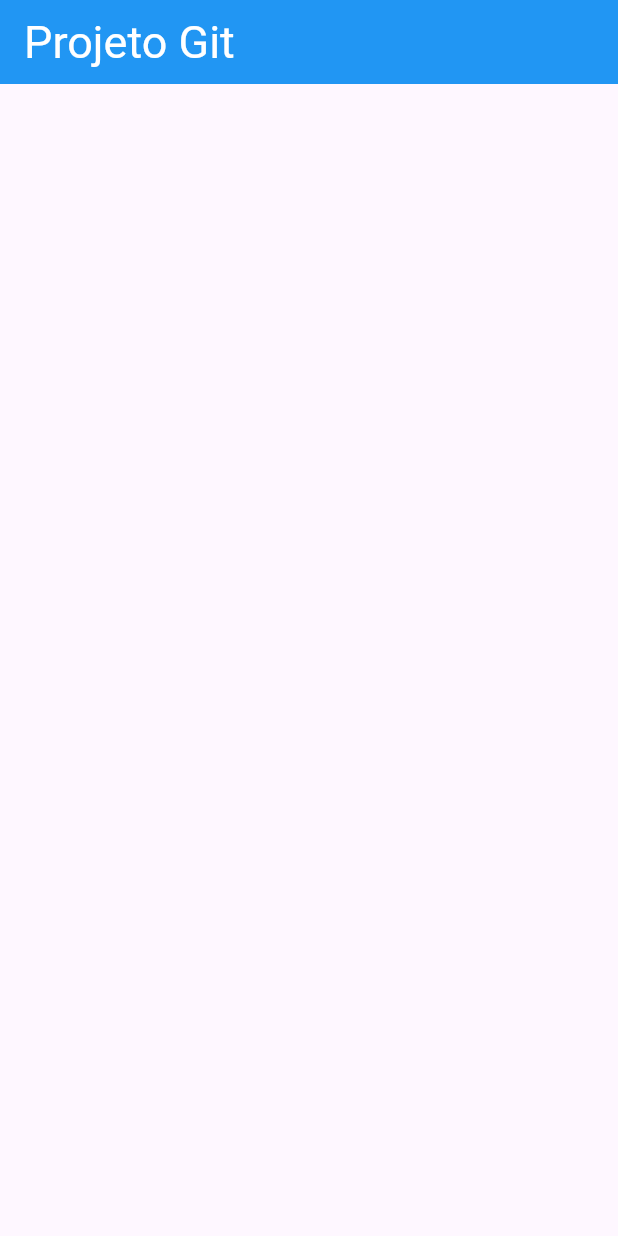
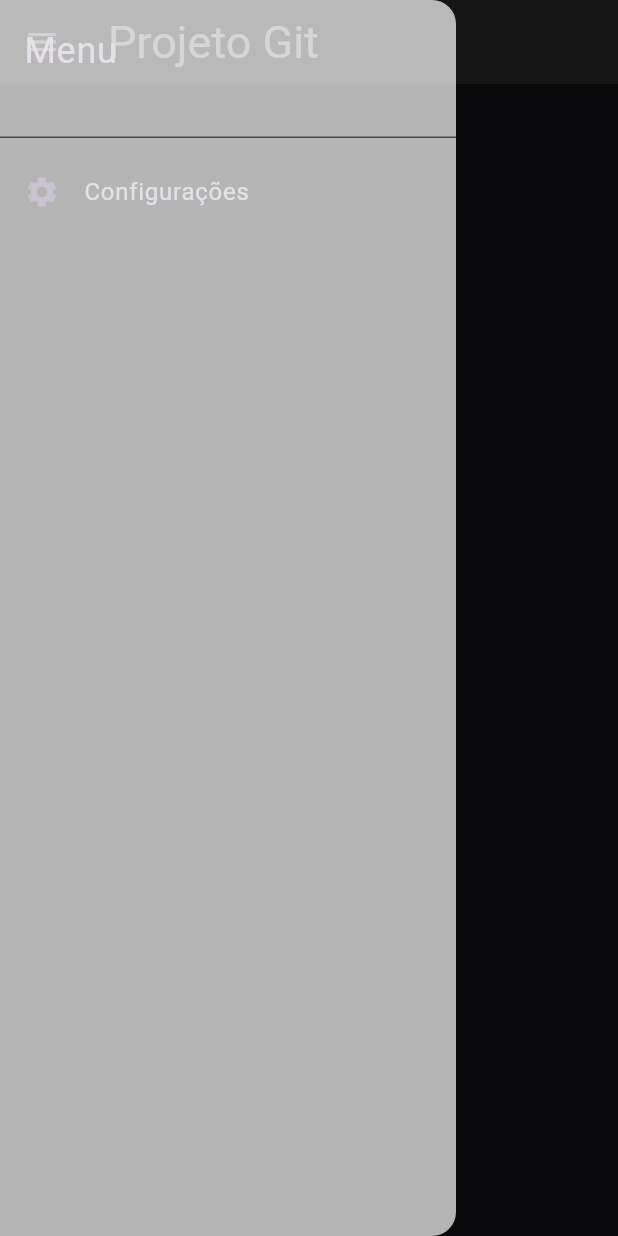
Before and after one commit to MichaelAlisson/projeto_git, a Flutter app: the screen it shows after launch, with the side drawer open (before the commit the screen has no drawer), on a phone screen of 412 x 824 dp. Run offline on Flutter 3.47's test engine with Material 3 defaults, Android fonts, the phone set to English and light mode, and no system bars.

Commit message:
version 0.4

```diff
--- a/lib/main.dart
+++ b/lib/main.dart
@@ -9,15 +9,43 @@ class MyApp extends StatelessWidget {
   Widget build(BuildContext context) {
     return MaterialApp(
       debugShowCheckedModeBanner: false,
-      theme: ThemeData(primaryColor: Colors.blue),
+      theme: ThemeData.dark(),
       home: Scaffold(
         appBar: AppBar(
-            backgroundColor: Colors.blue,
-            title: const Text('Projeto Git'),
-            titleTextStyle: const TextStyle(color: Colors.white, fontSize: 30)),
-        body: Container(
-
-
+          backgroundColor: const Color.fromARGB(255, 46, 45, 45),
+          title: const Text('Projeto Git'),
+          titleTextStyle: const TextStyle(color: Colors.white, fontSize: 30),
+          leading: Builder(
+            // Garantindo o contexto correto
+            builder: (context) => GestureDetector(
+              // Detectando o toque
+              onTap: () => Scaffold.of(context).openDrawer(),
+              child: Container(
+                child: Icon(Icons.menu),
+                color: const Color.fromARGB(255, 46, 45, 45),
+              ),
+            ),
+          ),
+        ),
+        drawer: Drawer(
+          backgroundColor: Colors.white70,
+          child: ListView(
+            padding:
+                EdgeInsets.zero, //REMOVER O PREENCHIMENTO AO REDOR DA LISTA
+            children: const <Widget>[
+              SizedBox(
+                height: 100, //DEFINI ALTURA DO DRAWHEADER
+                child: DrawerHeader(
+                  child: Text(
+                    'Menu',
+                    style: TextStyle(fontSize: 24),
+                  ),
+                ),
+              ),
+              ListTile(
+                  title: Text('Configurações'), leading: Icon(Icons.settings)),
+            ],
+          ),
         ),
       ),
     );
```
